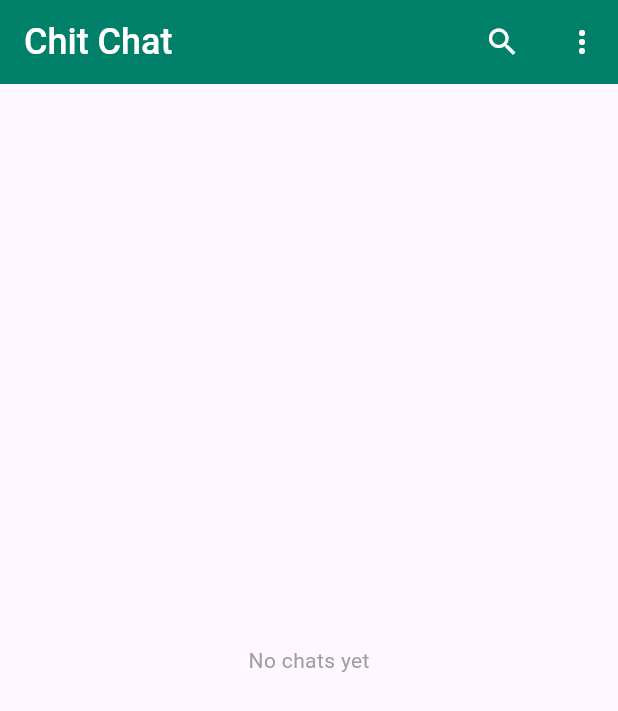
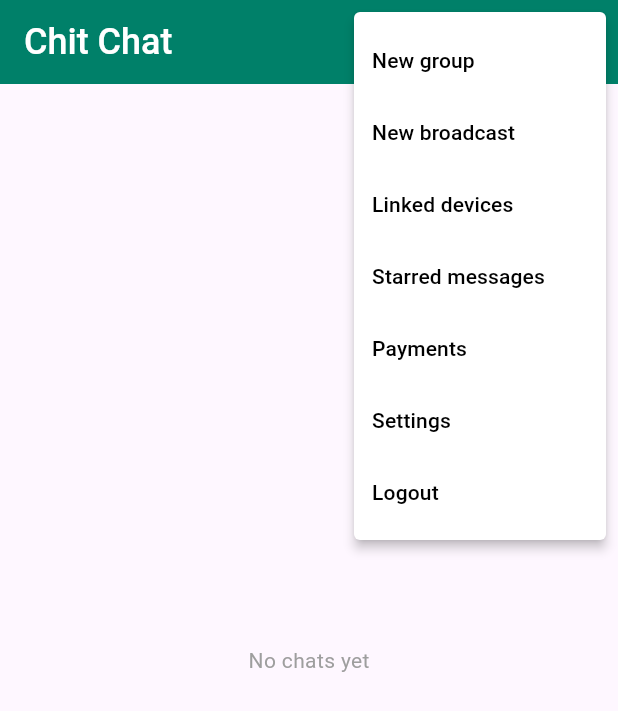
Before and after one commit to piro-piyush/Chit-Chat-App, a Flutter app: the Home screen opened directly, after a tap on the "more vert" icon, on a phone screen of 412 x 824 dp. Shown: the top 711 px of the screen. Run offline on Flutter 3.47's test engine with Material 3 defaults, Android fonts, the phone set to English and light mode, and no system bars; our stand-ins replace cloud_firestore, connectivity_plus, firebase_auth, firebase_core, flutter_chat_bubble, shared_preferences; accounts and stored records are empty; network calls fail.

Commit message:
all update

```diff
--- a/lib/pages/chat_screen/chat_screen.dart
+++ b/lib/pages/chat_screen/chat_screen.dart
@@ -94,7 +94,7 @@ class _ChatScreenState extends State<ChatScreen> {
     myName = await SharedPrefrenceHelper().getDisplayName();
     myUserName = await SharedPrefrenceHelper().getUserName();
     myEmail = await SharedPrefrenceHelper().getUserEmail();
-    myProfilePic = await SharedPrefrenceHelper().getUserPicKey();
+    myProfilePic = await SharedPrefrenceHelper().getUserPhoto();
     chatRoomId = DatabaseMethods().getChatRoomIdByUIDs(myId!, widget.userId);
     setState(() {});
   }
--- a/lib/pages/home_screen/home.dart
+++ b/lib/pages/home_screen/home.dart
@@ -1,8 +1,10 @@
+import 'package:flutter/material.dart';
+
 import 'package:chat_app/services/database.dart';
+import 'package:chat_app/pages/settings.dart' as setting;
 import 'package:chat_app/services/shared_pref.dart';
 import 'package:cloud_firestore/cloud_firestore.dart';
 import 'package:firebase_auth/firebase_auth.dart';
-import 'package:flutter/material.dart';
 import '../../services/internet_connectivity_checker.dart';
 import '../chat_screen/chat_screen.dart';
 
@@ -19,14 +21,14 @@ class _HomeState extends State<Home> with WidgetsBindingObserver {
   var queryResultSet = [];
   var tempSearchStore = [];
 
-  String? myName, myProfilePic, myUserName, myEmail,myId;
+  String? myName, myPhoto, myUserName, myEmail,myId;
   Stream? chatRoomsStream;
 
   getTheSharedPref() async {
     myName = await SharedPrefrenceHelper().getDisplayName();
     myUserName = await SharedPrefrenceHelper().getUserName();
     myEmail = await SharedPrefrenceHelper().getUserEmail();
-    myProfilePic = await SharedPrefrenceHelper().getUserPicKey();
+    myPhoto = await SharedPrefrenceHelper().getUserPhoto();
     myId = await SharedPrefrenceHelper().getUserId();
     setState(() {});
   }
@@ -218,16 +220,81 @@ class _HomeState extends State<Home> with WidgetsBindingObserver {
               });
             },
           ),
-                const SizedBox(
-                  width: 5,
+          const SizedBox(width: 5),
+          PopupMenuButton<String>(
+            onSelected: (value) {
+              // Handle actions based on the selected value
+              switch (value) {
+                case 'New group':
+                // Navigate or perform an action for New group
+                  break;
+                case 'New broadcast':
+                // Action for New broadcast
+                  break;
+                case 'Linked devices':
+                // Action for Linked devices
+                  break;
+                case 'Starred messages':
+                // Action for Starred messages
+                  break;
+                case 'Payments':
+                // Action for Payments
+                  break;
+                case 'Settings':
+                // Navigate to Settings page
+                  Navigator.push(
+                    context,
+                    MaterialPageRoute(
+                      builder: (context) => const setting.Settings(),
                     ),
-                IconButton(
-                  icon: const Icon(Icons.more_vert, color: Colors.white),
-                  onPressed: () {
+                  );
+                  break;
+                case 'Logout':
+                // Handle logout functionality
+                // FirebaseAuth.instance.signOut();
+                  print('User logged out');
+                  break;
+              }
             },
+            itemBuilder: (BuildContext context) {
+              return [
+                const PopupMenuItem<String>(
+                  value: 'New group',
+                  child: Text('New group', style: TextStyle(color: Colors.black)),
                 ),
+                const PopupMenuItem<String>(
+                  value: 'New broadcast',
+                  child: Text('New broadcast', style: TextStyle(color: Colors.black)),
+                ),
+                const PopupMenuItem<String>(
+                  value: 'Linked devices',
+                  child: Text('Linked devices', style: TextStyle(color: Colors.black)),
+                ),
+                const PopupMenuItem<String>(
+                  value: 'Starred messages',
+                  child: Text('Starred messages', style: TextStyle(color: Colors.black)),
+                ),
+                const PopupMenuItem<String>(
+                  value: 'Payments',
+                  child: Text('Payments', style: TextStyle(color: Colors.black)),
+                ),
+                const PopupMenuItem<String>(
+                  value: 'Settings',
+                  child: Text('Settings', style: TextStyle(color: Colors.black)),
+                ),
+                const PopupMenuItem<String>(
+                  value: 'Logout',
+                  child: Text('Logout', style: TextStyle(color: Colors.black)),
+                ),
+              ];
+            },
+            color: Colors.white, // White background for the menu
+            icon: const Icon(Icons.more_vert, color: Colors.white), // Same icon color as AppBar
+          ),
+
         ],
       ),
+
       body: Column(
         children: [
           Expanded(
--- a/lib/pages/sign_up_page.dart
+++ b/lib/pages/sign_up_page.dart
@@ -135,7 +135,8 @@ class _SignUpState extends State<SignUp> {
   @override
   Widget build(BuildContext context) {
     return Scaffold(
-      body: Stack(
+      body: SingleChildScrollView(
+        child: Stack(
           children: [
             Container(
               height: MediaQuery.of(context).size.height / 3,
@@ -351,6 +352,7 @@ class _SignUpState extends State<SignUp> {
             )
           ],
         ),
+      ),
     );
   }
 
--- a/lib/services/database.dart
+++ b/lib/services/database.dart
@@ -2,12 +2,14 @@ import 'package:cloud_firestore/cloud_firestore.dart';
 import 'shared_pref.dart';
 
 class DatabaseMethods {
+
   Future<bool> addUserDetails(Map<String, dynamic> userInfoMap, String id) async {
     try {
       await FirebaseFirestore.instance
           .collection("Users")
           .doc(id)
           .set(userInfoMap);
+      print("User have been added succfully");
       return true; // Return true on successful addition
     } catch (e) {
       print("Error adding user details: $e");
```
Lines whose indentation alone changed are shown as unchanged.
